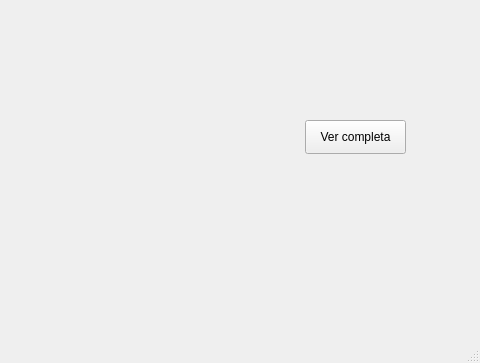
Qt form mainwindow.ui (diegopccali1/imgtool) before a commit; both pictures show x 269 to 749 and y 110 to 473 of the 749 by 473 pixel window.
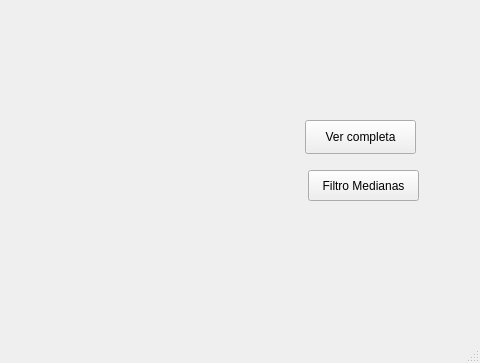
The same form after that commit.

Commit message: Implementacion filtros medianas

What changed in the file:
```diff
--- a/mainwindow.ui
+++ b/mainwindow.ui
@@ -58,7 +58,7 @@
      <rect>
       <x>557</x>
       <y>230</y>
-      <width>101</width>
+      <width>111</width>
       <height>34</height>
      </rect>
     </property>
@@ -66,6 +66,19 @@
      <string>Ver completa</string>
     </property>
    </widget>
+   <widget class="QPushButton" name="filtro_medianas">
+    <property name="geometry">
+     <rect>
+      <x>560</x>
+      <y>280</y>
+      <width>111</width>
+      <height>31</height>
+     </rect>
+    </property>
+    <property name="text">
+     <string>Filtro Medianas</string>
+    </property>
+   </widget>
   </widget>
   <widget class="QToolBar" name="mainToolBar">
    <attribute name="toolBarArea">
```
The commit also changes 11 other files.
